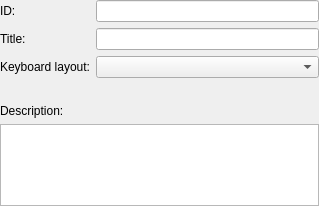
KDE/ktouch, file src/ui/newcoursewidget.ui: the form before one commit.
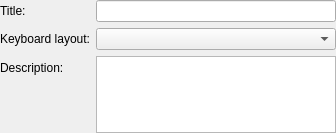
The form after the commit.

Commit message:
resource editor: remove ID field in new course widget
We will generate these automatically because for the avarage user it's
too much asked to think of an globally unique resource identifier.

What changed in the file:
```diff
--- a/src/ui/newcoursewidget.ui
+++ b/src/ui/newcoursewidget.ui
@@ -6,8 +6,8 @@
    <rect>
     <x>0</x>
     <y>0</y>
-    <width>319</width>
-    <height>206</height>
+    <width>336</width>
+    <height>133</height>
    </rect>
   </property>
   <property name="windowTitle">
@@ -19,34 +19,27 @@
    </property>
    <item>
     <layout class="QFormLayout" name="m_formLayout">
+     <property name="fieldGrowthPolicy">
+      <enum>QFormLayout::ExpandingFieldsGrow</enum>
+     </property>
      <item row="0" column="0">
-      <widget class="QLabel" name="m_idLabel">
-       <property name="text">
-        <string>ID:</string>
-       </property>
-      </widget>
-     </item>
-     <item row="0" column="1">
-      <widget class="QLineEdit" name="m_idLineEdit"/>
-     </item>
-     <item row="1" column="0">
       <widget class="QLabel" name="m_titleLabel">
        <property name="text">
         <string>Title:</string>
        </property>
       </widget>
      </item>
-     <item row="1" column="1">
+     <item row="0" column="1">
       <widget class="QLineEdit" name="m_titleLineEdit"/>
      </item>
-     <item row="2" column="0">
+     <item row="1" column="0">
       <widget class="QLabel" name="m_keyboardLayoutLabel">
        <property name="text">
         <string>Keyboard layout:</string>
        </property>
       </widget>
      </item>
-     <item row="2" column="1">
+     <item row="1" column="1">
       <widget class="QComboBox" name="m_keyboardLayoutComboBox">
        <property name="sizePolicy">
         <sizepolicy hsizetype="Expanding" vsizetype="Fixed">
@@ -56,34 +49,21 @@
        </property>
       </widget>
      </item>
+     <item row="2" column="0">
+      <widget class="QLabel" name="m_descriptionLabel">
+       <property name="text">
+        <string>Description:</string>
+       </property>
+       <property name="buddy">
+        <cstring>m_descriptionEdit</cstring>
+       </property>
+      </widget>
+     </item>
+     <item row="2" column="1">
+      <widget class="QPlainTextEdit" name="m_descriptionEdit"/>
+     </item>
     </layout>
    </item>
-   <item>
-    <spacer name="m_verticalSpacer">
-     <property name="orientation">
-      <enum>Qt::Vertical</enum>
-     </property>
-     <property name="sizeType">
-      <enum>QSizePolicy::Fixed</enum>
-     </property>
-     <property name="sizeHint" stdset="0">
-      <size>
-       <width>20</width>
-       <height>20</height>
-      </size>
-     </property>
-    </spacer>
-   </item>
-   <item>
-    <widget class="QLabel" name="m_descriptionLabel">
-     <property name="text">
-      <string>Description:</string>
-     </property>
-    </widget>
-   </item>
-   <item>
-    <widget class="QPlainTextEdit" name="m_descriptionEdit"/>
-   </item>
   </layout>
  </widget>
  <resources/>
```
Left out of the diff: 6 changed lines with no effect on the pictures. The commit also changes 1 other file.
